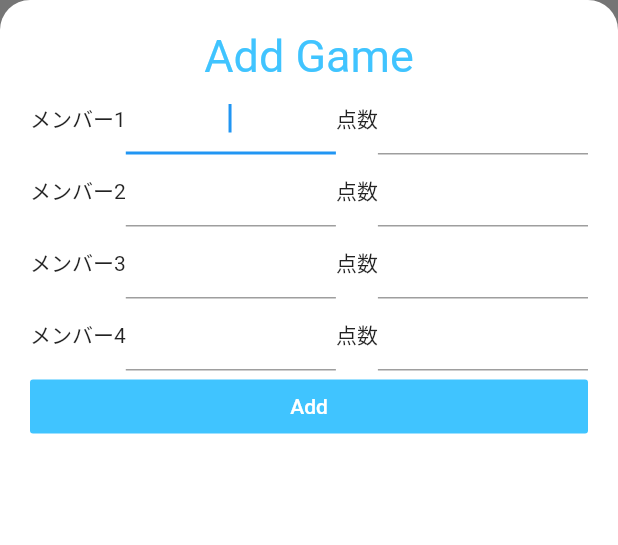
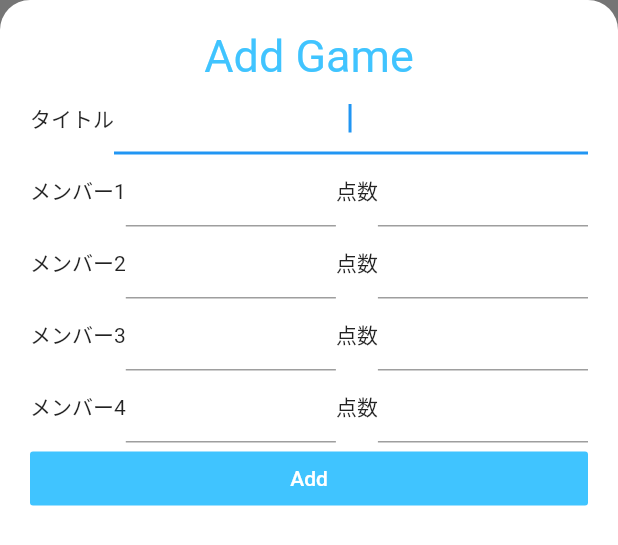
Before and after one commit to aniyome/jong_memo, a Flutter app: the AddGameScreen widget shown alone on an empty page, opened directly, on a phone screen of 412 x 824 dp. Shown: the top 545 px of the screen. Run offline on Flutter 3.47's test engine with Material 2 defaults, Android fonts, the phone set to English and light mode, and no system bars.

Commit message:
ゲームのタイトル追加処理を実装

```diff
--- a/lib/screens/add_game_screen.dart
+++ b/lib/screens/add_game_screen.dart
@@ -44,6 +44,18 @@ class _AddGameScreenState extends State<AddGameScreen> {
                 color: Colors.lightBlueAccent,
               ),
             ),
+            Row(children: [
+              Text("タイトル"),
+              Expanded(
+                child: TextField(
+                  autofocus: true,
+                  textAlign: TextAlign.center,
+                  onChanged: (newText) {
+                    title = newText;
+                  },
+                ),
+              ),
+            ]),
             Row(children: [
               Text("メンバー1"),
               Expanded(
@@ -146,7 +158,7 @@ class _AddGameScreenState extends State<AddGameScreen> {
               color: Colors.lightBlueAccent,
               onPressed: () {
                 Provider.of<GameData>(context, listen: false).addGame(Game(
-                    title: "タイトル",
+                    title: title,
                     member1: member1,
                     member2: member2,
                     member3: member3,
```
